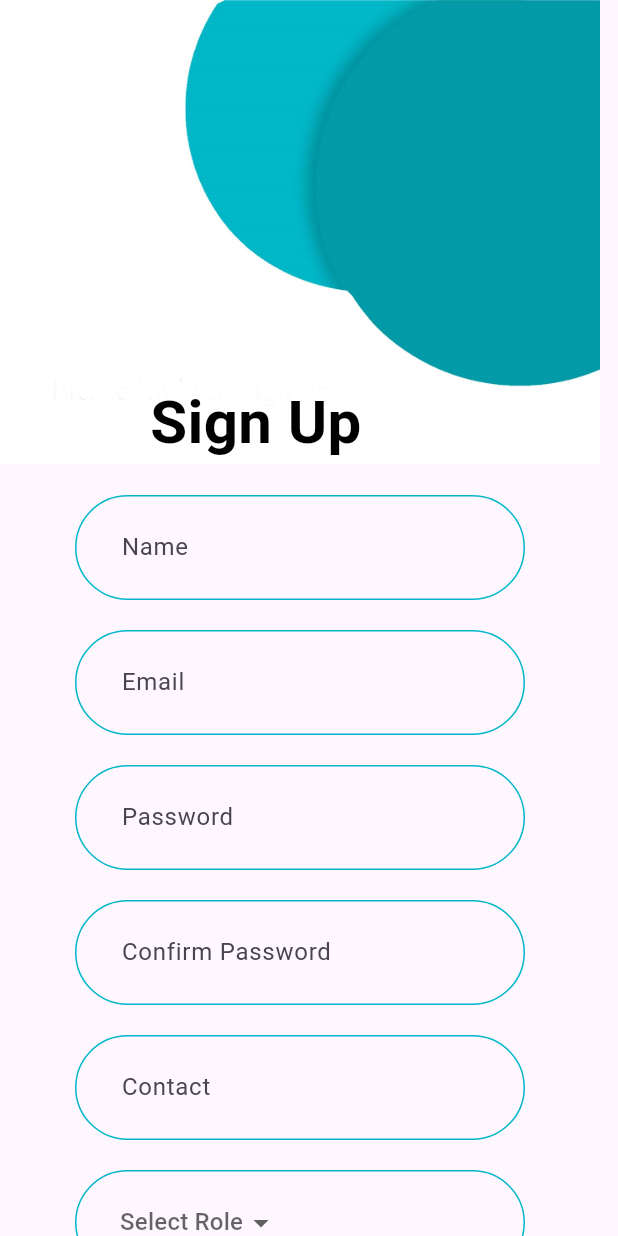
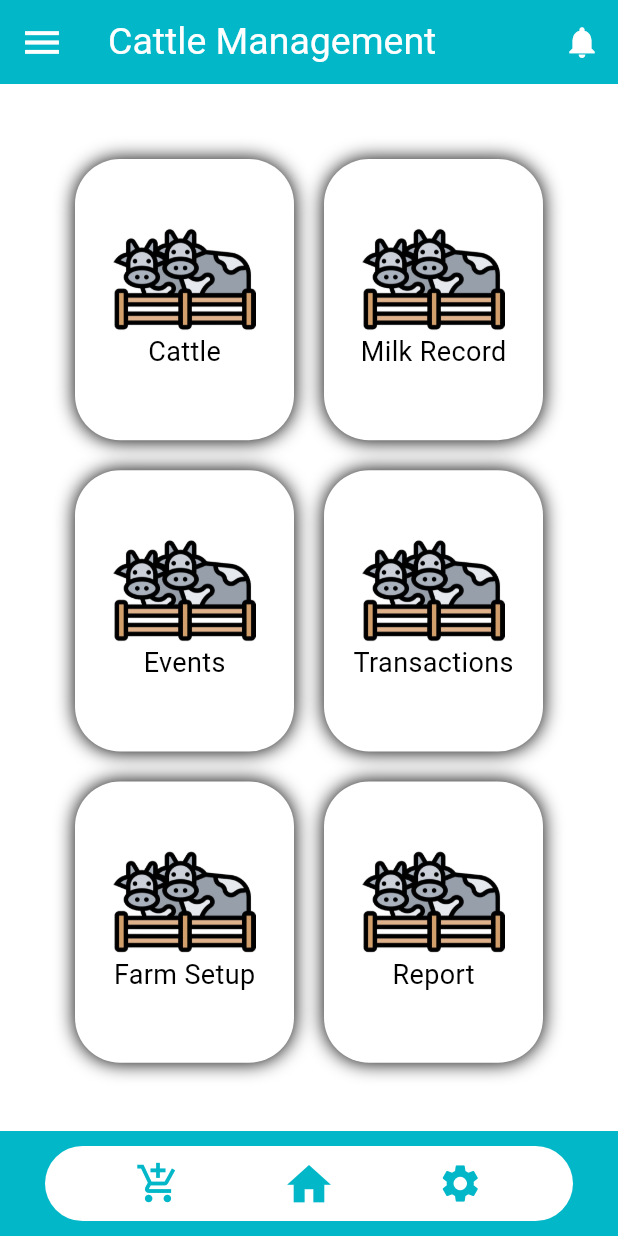
Before and after one commit to Shaheer1425/Cattle-Farming-Flutter, a Flutter app: the screen it shows after launch, on a phone screen of 412 x 824 dp. Run offline on Flutter 3.47's test engine with Material 3 defaults, Android fonts, the light colour scheme and no system bars; Roboto replaces fonts that are missing (Jomolhari).

Commit message:
home screen gui complete

```diff
--- /dev/null
+++ b/lib/Screens/homeScreen.dart
@@ -0,0 +1,405 @@
+import 'package:flutter/material.dart';
+
+class HomeScreen extends StatefulWidget {
+  const HomeScreen({super.key});
+
+  @override
+  State<HomeScreen> createState() => _HomeScreenState();
+}
+
+class _HomeScreenState extends State<HomeScreen> {
+  int _currentIndex = 0;
+  @override
+  Widget build(BuildContext context) {
+    return Scaffold(
+        appBar: AppBar(
+          leading: IconButton(
+            icon: Icon(
+              Icons.menu,
+              color: Colors.white,
+              size: 30,
+            ),
+            onPressed: () {
+              // Add your onPressed callback here
+            },
+          ),
+          title: Text(
+            "Cattle Management",
+            style: TextStyle(
+              fontFamily: 'Jomolhari',
+              fontSize: 25,
+              color: Colors.white,
+            ),
+          ),
+          actions: [
+            IconButton(
+              icon: Icon(
+                Icons.notifications,
+                color: Colors.white,
+                size: 25,
+              ),
+              onPressed: () {
+                // Add your onPressed callback here
+              },
+            ),
+          ],
+        ),
+        body: GridView.count(
+          crossAxisCount: 2,
+          childAspectRatio: 0.8,
+          padding: const EdgeInsets.all(40.0),
+          children: [
+            Padding(
+              padding: const EdgeInsets.all(10.0),
+              child: Container(
+                child: Column(
+                  mainAxisAlignment: MainAxisAlignment.center,
+                  children: [
+                    Container(
+                      width: 100,
+                      height: 70,
+                      child: Image.asset(
+                        "assets/images/cattlepic.png",
+                      ),
+                    ),
+                    Text(
+                      "Cattle",
+                      style: TextStyle(fontFamily: 'Jomolhari', fontSize: 18),
+                    ),
+                  ],
+                ),
+                decoration: BoxDecoration(
+                  boxShadow: [
+                    BoxShadow(blurRadius: 10),
+                  ],
+                  borderRadius: BorderRadius.all(Radius.circular(30)),
+                  color: Colors.white,
+                ),
+              ),
+            ),
+            Padding(
+              padding: const EdgeInsets.all(10.0),
+              child: Container(
+                child: Column(
+                  mainAxisAlignment: MainAxisAlignment.center,
+                  children: [
+                    Container(
+                      width: 100,
+                      height: 70,
+                      child: Image.asset(
+                        "assets/images/cattlepic.png",
+                      ),
+                    ),
+                    Text(
+                      "Milk Record",
+                      style: TextStyle(fontFamily: 'Jomolhari', fontSize: 18),
+                    ),
+                  ],
+                ),
+                decoration: BoxDecoration(
+                  boxShadow: [
+                    BoxShadow(blurRadius: 10),
+                  ],
+                  borderRadius: BorderRadius.all(Radius.circular(30)),
+                  color: Colors.white,
+                ),
+              ),
+            ),
+            Padding(
+              padding: const EdgeInsets.all(10.0),
+              child: Container(
+                child: Column(
+                  mainAxisAlignment: MainAxisAlignment.center,
+                  children: [
+                    Container(
+                      width: 100,
+                      height: 70,
+                      child: Image.asset(
+                        "assets/images/cattlepic.png",
+                      ),
+                    ),
+                    Text(
+                      "Events",
+                      style: TextStyle(fontFamily: 'Jomolhari', fontSize: 18),
+                    ),
+                  ],
+                ),
+                decoration: BoxDecoration(
+                  boxShadow: [
+                    BoxShadow(blurRadius: 10),
+                  ],
+                  borderRadius: BorderRadius.all(Radius.circular(30)),
+                  color: Colors.white,
+                ),
+              ),
+            ),
+            Padding(
+              padding: const EdgeInsets.all(10.0),
+              child: Container(
+                child: Column(
+                  mainAxisAlignment: MainAxisAlignment.center,
+                  children: [
+                    Container(
+                      width: 100,
+                      height: 70,
+                      child: Image.asset(
+                        "assets/images/cattlepic.png",
+                      ),
+                    ),
+                    Text(
+                      "Transactions",
+                      style: TextStyle(fontFamily: 'Jomolhari', fontSize: 18),
+                    ),
+                  ],
+                ),
+                decoration: BoxDecoration(
+                  boxShadow: [
+                    BoxShadow(blurRadius: 10),
+                  ],
+                  borderRadius: BorderRadius.all(Radius.circular(30)),
+                  color: Colors.white,
+                ),
+              ),
+            ),
+            Padding(
+              padding: const EdgeInsets.all(10.0),
+              child: Container(
+                child: Column(
+                  mainAxisAlignment: MainAxisAlignment.center,
+                  children: [
+                    Container(
+                      width: 100,
+                      height: 70,
+                      child: Image.asset(
+                        "assets/images/cattlepic.png",
+                      ),
+                    ),
+                    Text(
+                      "Farm Setup",
+                      style: TextStyle(fontFamily: 'Jomolhari', fontSize: 18),
+                    ),
+                  ],
+                ),
+                decoration: BoxDecoration(
+                  boxShadow: [
+                    BoxShadow(blurRadius: 10),
+                  ],
+                  borderRadius: BorderRadius.all(Radius.circular(30)),
+                  color: Colors.white,
+                ),
+              ),
+            ),
+            Padding(
+              padding: const EdgeInsets.all(10.0),
+              child: Container(
+                child: Column(
+                  mainAxisAlignment: MainAxisAlignment.center,
+                  children: [
+                    Container(
+                      width: 100,
+                      height: 70,
+                      child: Image.asset(
+                        "assets/images/cattlepic.png",
+                      ),
+                    ),
+                    Text(
+                      "Report",
+                      style: TextStyle(fontFamily: 'Jomolhari', fontSize: 18),
+                    ),
+                  ],
+                ),
+                decoration: BoxDecoration(
+                  boxShadow: [
+                    BoxShadow(blurRadius: 10),
+                  ],
+                  borderRadius: BorderRadius.all(Radius.circular(30)),
+                  color: Colors.white,
+                ),
+              ),
+            ),
+          ],
+        ),
+        bottomNavigationBar: _navBar() // BottomNavigationBar(
+        //   currentIndex: _currentIndex,
+        //   //   backgroundColor: Theme.of(context).primaryColor,
+        //   backgroundColor: Colors.white,
+        //   items: [
+        //     BottomNavigationBarItem(
+        //       icon: Icon(Icons.home),
+        //       label: 'Home',
+        //     ),
+        //     BottomNavigationBarItem(
+        //       icon: Icon(Icons.search),
+        //       label: 'Search',
+        //     ),
+        //     BottomNavigationBarItem(
+        //       icon: Icon(Icons.person),
+        //       label: 'Profile',
+        //     ),
+        //   ],
+        //   onTap: (index) {
+        //     setState(() {
+        //       _currentIndex = index;
+        //     });
+        //   },
+        // ),
+        );
+  }
+
+  /* Widget _navBar() {
+    return Container(
+      height: 70,
+      color: const Color(0xFF02B7C8),
+      child: Padding(
+        padding:
+            const EdgeInsets.only(left: 25, right: 25, top: 10, bottom: 10),
+        child: Container(
+          width: 300,
+          height: 70,
+          decoration: BoxDecoration(
+              // borderRadius: BorderRadius.circular(200.0),
+              // border: Border.all(color: const Color(0xFF02B7C8)),
+              border: Border.all(color: Colors.white)),
+          child: BottomNavigationBar(
+            currentIndex: _currentIndex,
+            items: [
+              BottomNavigationBarItem(
+                icon: Icon(Icons.home),
+                label: 'Home',
+              ),
+              BottomNavigationBarItem(
+                icon: Icon(Icons.search),
+                label: 'Search',
+              ),
+              BottomNavigationBarItem(
+                icon: Icon(Icons.person),
+                label: 'Profile',
+              ),
+            ],
+            onTap: (index) {
+              setState(() {
+                _currentIndex = index;
+              });
+            },
+          ),
+        ),
+      ),
+    );
+  }*/
+  /* Widget _navBar() {
+    return Container(
+      height: 70,
+      color: const Color(0xFF02B7C8),
+      child: Padding(
+        padding:
+            const EdgeInsets.only(left: 30, right: 30, top: 10, bottom: 10),
+        child: Row(
+          // mainAxisAlignment: MainAxisAlignment.spaceBetween,
+          children: [
+            // Left Icon (Add to Cart)
+            Expanded(
+              child: Container(
+                decoration: BoxDecoration(
+                  borderRadius: BorderRadius.circular(15),
+                  color: Colors.white,
+                ),
+                child: IconButton(
+                  icon: Icon(Icons.add_shopping_cart),
+                  onPressed: () {
+                    // Handle Add to Cart action
+                  },
+                ),
+              ),
+            ),
+            // Add some space between icons
+            // Center Icon (Home)
+            Expanded(
+              child: Container(
+                decoration: BoxDecoration(
+                  borderRadius: BorderRadius.circular(15),
+                  color: Colors.white,
+                ),
+                child: IconButton(
+                  icon: Icon(Icons.home),
+                  onPressed: () {
+                    // Handle Home action
+                  },
+                ),
+              ),
+            ),
+            // Add some space between icons
+            // Right Icon (Settings)
+            Expanded(
+              child: Container(
+                decoration: BoxDecoration(
+                  borderRadius: BorderRadius.circular(15),
+                  color: Colors.white,
+                ),
+                child: IconButton(
+                  icon: Icon(
+                    Icons.settings,
+                    color: Colors.black,
+                  ),
+                  onPressed: () {
+                    // Handle Settings action
+                  },
+                ),
+              ),
+            ),
+          ],
+        ),
+      ),
+    );
+  }*/
+  Widget _navBar() {
+    return Container(
+      height: 70,
+      color: const Color(0xFF02B7C8),
+      child: Padding(
+          padding:
+              const EdgeInsets.only(left: 30, right: 30, top: 10, bottom: 10),
+          child: Expanded(
+              child: Container(
+            decoration: BoxDecoration(
+              borderRadius: BorderRadius.circular(25),
+              color: Colors.white,
+            ),
+            child: Row(
+              mainAxisAlignment: MainAxisAlignment.spaceEvenly,
+              children: [
+                IconButton(
+                  icon: Icon(
+                    Icons.add_shopping_cart,
+                    color: const Color(0xFF02B7C8),
+                    size: 30,
+                  ),
+                  onPressed: () {
+                    // Handle Add to Cart action
+                  },
+                ),
+                IconButton(
+                  icon: Icon(
+                    Icons.home,
+                    color: const Color(0xFF02B7C8),
+                    size: 35,
+                  ),
+                  onPressed: () {
+                    // Handle Add to Cart action
+                  },
+                ),
+                IconButton(
+                  icon: Icon(
+                    Icons.settings,
+                    color: const Color(0xFF02B7C8),
+                    size: 30,
+                  ),
+                  onPressed: () {
+                    // Handle Add to Cart action
+                  },
+                ),
+              ],
+            ),
+          ))),
+    );
+  }
+}
--- a/lib/Screens/signIn.dart
+++ b/lib/Screens/signInScreen.dart
@@ -1,4 +1,4 @@
-import 'package:cattlefarming/Screens/signup.dart';
+import 'package:cattlefarming/Screens/signupScreen.dart';
 import 'package:flutter/material.dart';
 
 class SignIn extends StatefulWidget {
--- a/lib/Screens/signup.dart
+++ b/lib/Screens/signupScreen.dart
@@ -22,13 +22,12 @@ class _SignUpState extends State<SignUp> {
   ];
 
   List<String> farmItem = [
-    'Select Farm',
     'Farm1',
     'Farm2',
     'Farm3',
   ];
   String? roleSelected;
-  String farmSelected = "Select Farm";
+  String? farmSelected;
   @override
   Widget build(BuildContext context) {
     return Scaffold(
@@ -170,49 +169,6 @@ class _SignUpState extends State<SignUp> {
             const SizedBox(
               height: 20,
             ),
-            /*    DropdownButton<String>(
-                value: roleSelected,
-                //hint: Text("Select Role"),
-                items: roleItem.map((String e) {
-                  return DropdownMenuItem(value: e, child: Text(e));
-                }).toList(),
-                onChanged: (newSelectedVal) {
-                  setState(() {
-                    this.roleSelected = newSelectedVal!;
-                  });
-                })*/
-            /*Container(
-                width: 300,
-                height: 70,
-                decoration: BoxDecoration(
-                    borderRadius: BorderRadius.circular(40.0),
-                    border: Border.all(color: const Color(0xFF02B7C8))),
-                child: Center(
-                    child: DropdownButton<String>(
-
-
-                  value: roleSelected,
-                  hint: Text(
-                      "Select Role"), // Add a hint for when no item is selected
-                  items: [
-                    DropdownMenuItem<String>(
-                      value: "Select Role", // Default value
-                      child: Text("Select Role"),
-                    ),
-                    ...roleItem.map((String e) {
-                      return DropdownMenuItem<String>(
-                        value: e,
-                        child: Text(e),
-                      );
-                    }),
-                  ],
-                  onChanged: (newSelectedVal) {
-                    setState(() {
-                      this.roleSelected = newSelectedVal!;
-                    });
-                  },
-                )))*/
-
             Container(
               width: 300,
               height: 70,
@@ -222,15 +178,14 @@ class _SignUpState extends State<SignUp> {
               ),
               child: Center(
                 child: SizedBox(
-                  width:
-                      240, // Adjust the width here to fit the dropdown button within the container
+                  width: 240,
                   child: DropdownButton<String>(
                     value: roleSelected,
-                    hint: Text(
-                        "Select Role"), // Add a hint for when no item is selected
+                    underline: SizedBox(),
+                    hint: Text("Select Role"),
                     items: [
                       DropdownMenuItem<String>(
-                        value: "Select Role", // Default value
+                        value: "Select Role",
                         child: Text("Select Role"),
                       ),
                       ...roleItem.map((String e) {
@@ -248,7 +203,93 @@ class _SignUpState extends State<SignUp> {
                   ),
                 ),
               ),
-            )
+            ),
+            const SizedBox(
+              height: 20,
+            ),
+            Container(
+              width: 300,
+              height: 70,
+              decoration: BoxDecoration(
+                borderRadius: BorderRadius.circular(40.0),
+                border: Border.all(color: const Color(0xFF02B7C8)),
+              ),
+              child: Center(
+                child: SizedBox(
+                  width: 240,
+                  child: DropdownButton<String>(
+                    value: roleSelected,
+                    underline: SizedBox(),
+                    hint: Text("Select Farm"),
+                    items: [
+                      DropdownMenuItem<String>(
+                        value: "Select Farm",
+                        child: Text("Select Farm"),
+                      ),
+                      ...farmItem.map((String e) {
+                        return DropdownMenuItem<String>(
+                          value: e,
+                          child: Text(e),
+                        );
+                      }),
+                    ],
+                    onChanged: (newSelectedVal) {
+                      setState(() {
+                        this.farmSelected = newSelectedVal!;
+                      });
+                    },
+                  ),
+                ),
+              ),
+            ),
+            const SizedBox(
+              height: 20,
+            ),
+            Container(
+              padding: const EdgeInsets.symmetric(horizontal: 80, vertical: 10),
+              child: const Row(
+                children: [
+                  Text(
+                    "Already have an account?",
+                    style: TextStyle(
+                      fontFamily: 'Jomolhari',
+                    ),
+                  ),
+                  InkWell(
+                    //onTap: ,
+                    child: Text(
+                      " Sign In",
+                      style: TextStyle(
+                          fontFamily: 'Jomolhari', color: Color(0xFF02B7C8)),
+                    ),
+                  ),
+                ],
+              ),
+            ),
+            const SizedBox(
+              height: 60,
+            ),
+            SizedBox(
+                width: 300,
+                height: 60,
+                child: ElevatedButton(
+                  style: ButtonStyle(
+                      backgroundColor: MaterialStateProperty.all<Color>(
+                    const Color(0xFF039BA8),
+                  )),
+                  onPressed: () {},
+                  child: const Text(
+                    "Sign Up",
+                    style: TextStyle(
+                      fontFamily: 'Jomolhari',
+                      color: Colors.white,
+                      fontSize: 25,
+                    ),
+                  ),
+                )),
+            const SizedBox(
+              height: 60,
+            ),
           ],
         ),
       ),
--- a/lib/main.dart
+++ b/lib/main.dart
@@ -1,5 +1,6 @@
-import 'package:cattlefarming/Screens/signIn.dart';
-import 'package:cattlefarming/Screens/signup.dart';
+import 'package:cattlefarming/Screens/homeScreen.dart';
+import 'package:cattlefarming/Screens/signInScreen.dart';
+import 'package:cattlefarming/Screens/signupScreen.dart';
 import 'package:flutter/material.dart';
 
 void main() {
@@ -15,10 +16,18 @@
       debugShowCheckedModeBanner: false,
       title: 'Flutter Demo',
       theme: ThemeData(
-        colorScheme: ColorScheme.fromSeed(seedColor: Colors.deepPurple),
+        colorScheme: ColorScheme.light(
+          primary: Color(0xFF02B7C8), // or any color you want
+        ),
+        appBarTheme: AppBarTheme(
+          backgroundColor: Color(0xFF02B7C8), // or any color you want
+        ),
+        iconTheme: IconThemeData(
+          color: Colors.white, // or any color you want
+        ),
         useMaterial3: true,
       ),
-      home: const SignUp(),
+      home: const HomeScreen(),
     );
   }
 }
```
Also changed, not shown: assets/images/cattlepic.png (added).
